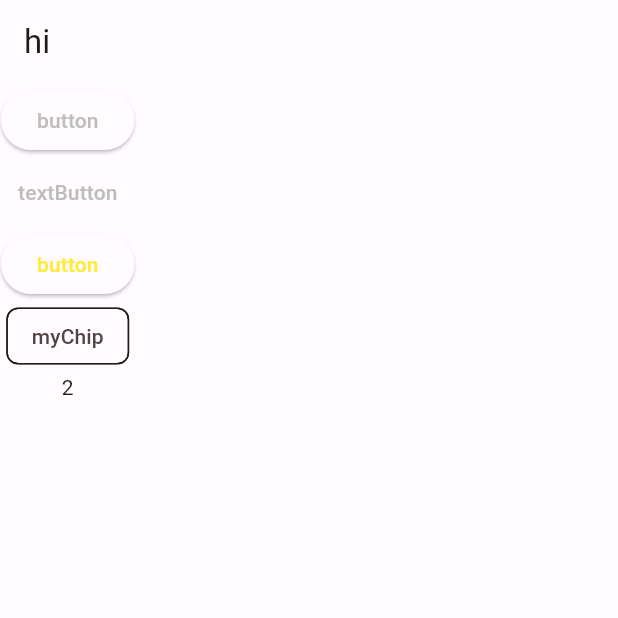
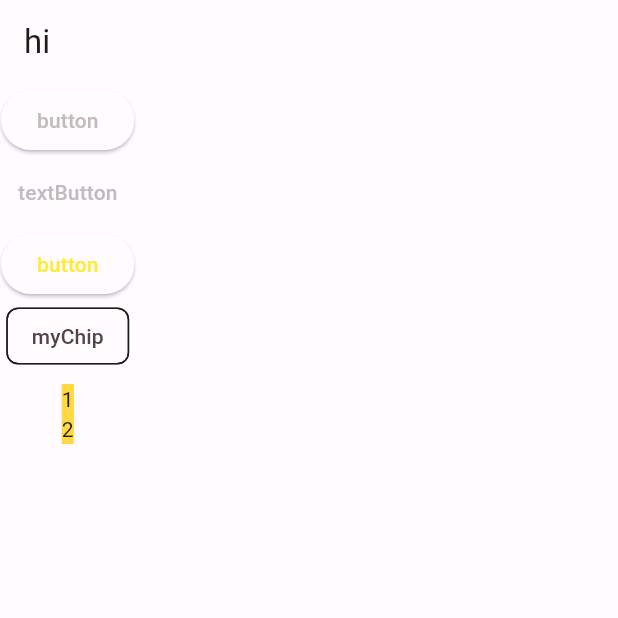
Before and after one commit to Musung1/design_system, a Flutter app: the screen it shows after launch, on a phone screen of 412 x 824 dp, the top half of it. Run offline on Flutter 3.47's test engine with Material 2 defaults, Android fonts, the phone set to English and light mode, and no system bars; our stand-ins replace cloud_firestore, firebase_core, flutter_screenutil, get, google_fonts; accounts and stored records are empty.

```diff
--- a/lib/controller/home_controller.dart
+++ b/lib/controller/home_controller.dart
@@ -1,16 +1,27 @@
 import 'package:design_project/repository/my_repository.dart';
 import 'package:get/get.dart';
 import '../model/my_model.dart';
+import '../model/sub_model.dart';
 
 class HomeController extends GetxController{
   static HomeController get to => Get.find();
   Rx<MyModel> myModel = MyModel.empty().obs;
+  RxList<SubModel> subModel = <SubModel>[].obs;
+
+  Rx<MyModel> myModel1 = MyModel.empty().obs;
+  Rx<MyModel> myModel2 = MyModel.empty().obs;
+  Rx<MyModel> myModel3 = MyModel.empty().obs;
+  Stream<List<SubModel>> k = MyRepository().subModelListStream();
+  Stream<MyModel> j = MyRepository().myModelStream().asBroadcastStream();
   @override
   void onInit()async{
-    myModel.listen((p0) {
-      myModel.value.subModelList.bindStream(MyRepository().subModelListStream());
-    });
-    myModel.bindStream(MyRepository().myModelStream());
+    myModel.bindStream(j);
+    subModel.bindStream(k);
     super.onInit();
   }
+  @override
+  void onClose() {
+    // TODO: implement onClose
+    super.onClose();
+  }
 }//
--- a/lib/home.dart
+++ b/lib/home.dart
@@ -37,19 +37,27 @@ class Home extends StatelessWidget {
             ElevatedButton(
               style: ButtonStyle(foregroundColor: MaterialStateProperty.all(AppColor.k())),
               onPressed: (){
-                print("sssss");
                 HomeController.to.myModel.value = MyModel(data:"123");
               },
               child:Text("button"),
             ),
             const MyChip(label: "myChip",function: function),
             Obx((){
-                return Text(HomeController.to.myModel.value.data!);
-            }),
-            Obx((){
-              return Column(
-                children: HomeController.to.myModel.value.subModelList.map((e) => Text(e.data)).toList(),
-              );
+                return Padding(
+                  padding: const EdgeInsets.all(8.0),
+                  child: Container(
+                    color: Colors.amberAccent,
+                    child: Column(
+                      children: [
+                        Text("1"),
+                        Text(HomeController.to.myModel.value.data!),
+                        Column(
+                        children: HomeController.to.subModel.map((e) => Text(e.data)).toList(),
+                        ),
+                      ],
+                    ),
+                  ),
+                );
             }),
           ],
         ),
--- a/lib/model/sub_model.dart
+++ b/lib/model/sub_model.dart
@@ -2,6 +2,7 @@ import 'package:cloud_firestore/cloud_firestore.dart';
 
 class SubModel{
   late String data;
+  SubModel.empty(){data = "1";}
   SubModel({required data});
   SubModel.fromSnapshot(DocumentSnapshot snapshot)
       : data = snapshot["data"];
--- a/lib/repository/my_repository.dart
+++ b/lib/repository/my_repository.dart
@@ -10,7 +10,7 @@ class MyRepository extends GetxService{
   k()async{
     userCollection.add({"a" : 123});
   }
-
+  //////
   Future<MyModel>getModel()async{
     final k = await userCollection.get();
     return MyModel.fromSnapshot(k.docs.first);
```
